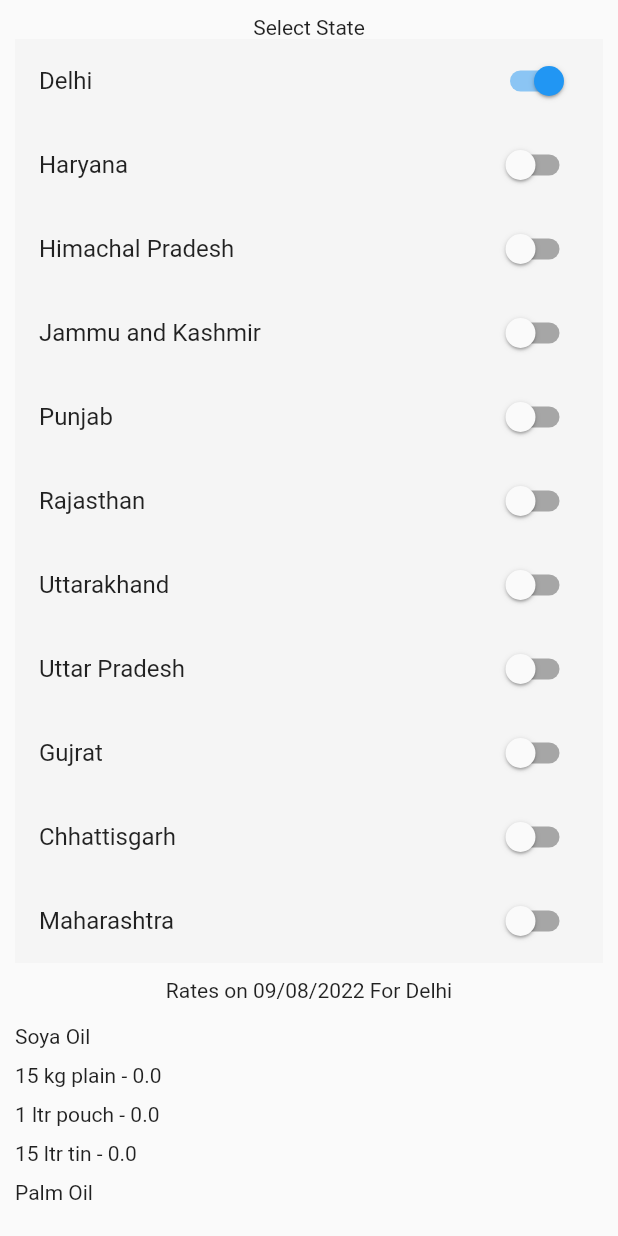
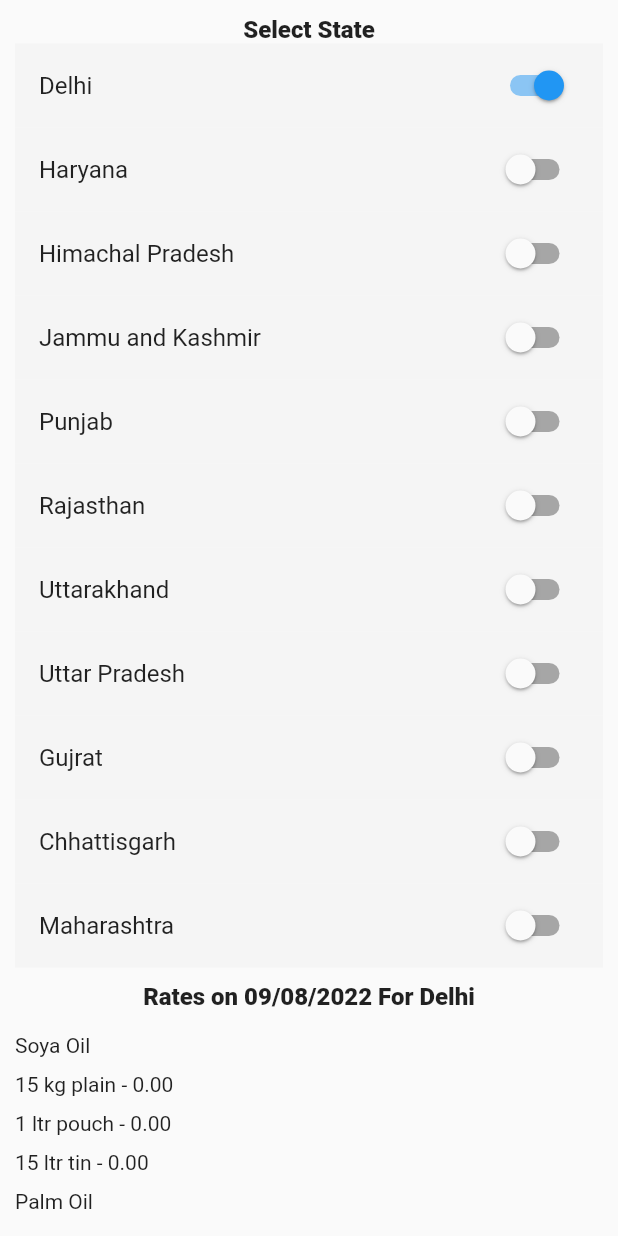
Before and after one commit to piush-terminalwitchcraft/Cost-sheet-application, a Flutter app: the Result screen opened by its route, on a phone screen of 412 x 824 dp. Run offline on Flutter 3.47's test engine with Material 2 defaults, Android fonts, the phone set to English and light mode, and no system bars; our stand-ins replace cloud_firestore, firebase_core, google_fonts; accounts and stored records are empty.

Commit message:
Improved UI and remove redundant packages

```diff
--- a/lib/Result.dart
+++ b/lib/Result.dart
@@ -5,7 +5,6 @@ import 'package:firebase_core/firebase_core.dart';
 import 'package:flutter/material.dart';
 import 'package:google_fonts/google_fonts.dart';
 import 'package:intl/intl.dart';
-import 'package:pluto_grid/pluto_grid.dart';
 
 class Result extends StatefulWidget {
   const Result({Key? key}) : super(key: key);
@@ -22,6 +21,8 @@ class _ResultState extends State<Result> {
   double Palm15ltr_ = 0, KGMustard15ltr_ = 0, Soya15ltr_ = 0, EMustard15ltr_ = 0;
   double Palm15ltrTin = 0, KGMustard15ltrTin = 0, Soya15ltrTin = 0, EMustard15ltrTin = 0;
   double Palm1ltrPouch = 0, KGMustard1ltrPouch = 0, Soya1ltrPouch = 0, EMustard1ltrPouch = 0;
+  List<String> place =
+  ['Delhi','Haryana','Himachal Pradesh','Jammu And Kashmir','Punjab','Rajasthan','Uttarakhand','Uttar Pradesh','Gujrat','Chhattisgarh','Maharashtra'];
 
   refreshRates() {
       Palm15ltr = Palm15ltr_+ 15*rates[getidx()] + 116 + 1.65 + 0.7 + 4.72 + 1 + 8 + 2;
@@ -38,6 +39,7 @@ class _ResultState extends State<Result> {
   void initState() {
     super.initState();
     users.doc('VdD1KmsYSvjhVDyx0RYw').get().then((data){
+      setState(() {
         rates[0] =  data['Delhi'];
         rates[1] =  data['Haryana'];
         rates[2] =  data['Himachal Pradesh'];
@@ -59,10 +61,10 @@ class _ResultState extends State<Result> {
         Soya15ltr = Soya15ltr_ + 15*rates[getidx()] + 116 + 1.65 + 0.7 + 4.72 + 1 + 8 + 2;
         EMustard15ltr = EMustard15ltr_ + 15*rates[getidx()] + 111 + 0.7 + 4.13 + 1 + 8 + 2;
 
-      Palm15ltrTin = data['Palm15ltrTin'];
-      KGMustard15ltrTin = data['KGMustard15ltrTin'];
-      Soya15ltrTin = data['Soya15ltrTin'];
-      EMustard15ltrTin = data['EMustard15ltrTin'];
+        Palm15ltrTin = data['Palm15ltrTin'] + 116 + 1.65 + 0.7 + 4.72 + 1 + 8 + 2 ;
+        KGMustard15ltrTin = data['KGMustard15ltrTin'] + 111 + 0.7 + 4.13 + 1 + 8 + 2;
+        Soya15ltrTin = data['Soya15ltrTin'] + 116 + 1.65 + 0.7 + 4.72 + 1 + 8 + 2;
+        EMustard15ltrTin = data['EMustard15ltrTin'] + 111 + 0.7 + 4.13 + 1 + 8 + 2;
 
         Palm1ltrPouch = data['Palm1ltrPouch'] + 1.90 + 1.76 + 0.08 + 0.25 + 0.17;
         KGMustard1ltrPouch = data['KGMustard1ltrPouch'] + 1.95 + 1.76 + 0.08 + 0.25 + 0.17;
@@ -73,6 +75,7 @@ class _ResultState extends State<Result> {
         KGMustard15ltr += KGMustard15ltr*1.5/100;
         Soya15ltr += Soya15ltr*1.5/100;
         EMustard15ltr += EMustard15ltr*1.5/100;
+        print(Soya15ltr);
 
         Palm15ltrTin += Palm15ltrTin*1.5/100;
         KGMustard15ltrTin += KGMustard15ltrTin*1.5/100;
@@ -83,18 +86,13 @@ class _ResultState extends State<Result> {
         KGMustard1ltrPouch += KGMustard1ltrPouch*1.5/100;
         Soya1ltrPouch += Soya1ltrPouch*1.5/100;
         EMustard1ltrPouch += EMustard1ltrPouch*1.5/100;
-      print(Soya15ltr);
-      print(Soya15ltrTin);
-      print(Soya1ltrPouch);
+      });
 
     }).catchError((err){
       print(err);
-    })
-
-    ;
+    });
 
   }
-
 
   @override
   Widget build(BuildContext context) {
@@ -104,7 +102,14 @@ class _ResultState extends State<Result> {
         child: SingleChildScrollView(
           child: Column(
             children: [
-              Text("Select State"),
+              Text(
+                "Select State",
+                style: TextStyle(
+                  fontWeight: FontWeight.w800,
+                  fontSize: 16,
+                ),
+
+              ),
               SwitchListTile(
                 value: chk[0],
                 onChanged: (newValue) =>{
@@ -240,7 +245,11 @@ class _ResultState extends State<Result> {
 
               Container(
                 margin: EdgeInsets.symmetric(vertical: 10),
-                child: Text("Rates on ${DateFormat('dd/MM/yyyy').format(DateTime.now())} For Delhi"),
+                child: Text("Rates on ${DateFormat('dd/MM/yyyy').format(DateTime.now())} For ${place[getidx()]}",
+                style: TextStyle(
+                  fontWeight: FontWeight.w800,
+                  fontSize: 16,
+                ),),
               ),
 
               Container(
@@ -250,17 +259,17 @@ class _ResultState extends State<Result> {
               ),
               Container(
                 margin: EdgeInsets.symmetric(vertical: 5),
-                child: Text("15 kg plain - $Soya15ltr"),
+                child: Text("15 kg plain - ${(Soya15ltr).toStringAsFixed(2)}"),
                 alignment: Alignment.centerLeft,
               ),
               Container(
                 margin: EdgeInsets.symmetric(vertical: 5),
-                child: Text("1 ltr pouch - $Soya1ltrPouch"),
+                child: Text("1 ltr pouch - ${Soya1ltrPouch.toStringAsFixed(2)}"),
                 alignment: Alignment.centerLeft,
               ),
               Container(
                 margin: EdgeInsets.symmetric(vertical: 5),
-                child: Text("15 ltr tin - $Soya15ltrTin"),
+                child: Text("15 ltr tin - ${Soya15ltrTin.toStringAsFixed(2)}"),
                 alignment: Alignment.centerLeft,
               ),
 
@@ -271,17 +280,17 @@ class _ResultState extends State<Result> {
               ),
               Container(
                 margin: EdgeInsets.symmetric(vertical: 5),
-                child: Text("15 kg plain - $Palm15ltr"),
+                child: Text("15 kg plain - ${Palm15ltr.toStringAsFixed(2)}"),
                 alignment: Alignment.centerLeft,
               ),
               Container(
                 margin: EdgeInsets.symmetric(vertical: 5),
-                child: Text("1 ltr pouch - $Palm1ltrPouch"),
+                child: Text("1 ltr pouch - ${Palm1ltrPouch.toStringAsFixed(2)}"),
                 alignment: Alignment.centerLeft,
               ),
               Container(
                 margin: EdgeInsets.symmetric(vertical: 5),
-                child: Text("15 ltr tin - $Palm15ltrTin"),
+                child: Text("15 ltr tin - ${Palm15ltrTin.toStringAsFixed(2)}"),
                 alignment: Alignment.centerLeft,
               ),
 
@@ -292,17 +301,17 @@ class _ResultState extends State<Result> {
               ),
               Container(
                 margin: EdgeInsets.symmetric(vertical: 5),
-                child: Text("15 kg plain - $EMustard15ltr"),
+                child: Text("15 kg plain - ${EMustard15ltr.toStringAsFixed(2)}"),
                 alignment: Alignment.centerLeft,
               ),
               Container(
                 margin: EdgeInsets.symmetric(vertical: 5),
-                child: Text("1 ltr pouch - $EMustard1ltrPouch"),
+                child: Text("1 ltr pouch - ${EMustard1ltrPouch.toStringAsFixed(2)}"),
                 alignment: Alignment.centerLeft,
               ),
               Container(
                 margin: EdgeInsets.symmetric(vertical: 5),
-                child: Text("15 ltr tin - $EMustard15ltrTin"),
+                child: Text("15 ltr tin - ${EMustard15ltrTin.toStringAsFixed(2)}"),
                 alignment: Alignment.centerLeft,
               ),
 
@@ -313,23 +322,29 @@ class _ResultState extends State<Result> {
               ),
               Container(
                 margin: EdgeInsets.symmetric(vertical: 5),
-                child: Text("15 kg plain - $KGMustard15ltr"),
+                child: Text("15 kg plain - ${KGMustard15ltr.toStringAsFixed(2)}"),
                 alignment: Alignment.centerLeft,
               ),
               Container(
                 margin: EdgeInsets.symmetric(vertical: 5),
-                child: Text("1 ltr pouch - $KGMustard1ltrPouch"),
+                child: Text("1 ltr pouch - ${KGMustard1ltrPouch.toStringAsFixed(2)}"),
                 alignment: Alignment.centerLeft,
               ),
               Container(
-                margin: EdgeInsets.symmetric(vertical: 5),
-                child: Text("15 ltr tin - $KGMustard15ltrTin"),
+                margin: EdgeInsets.symmetric(vertical: 10),
+                child: Text("15 ltr tin - ${KGMustard15ltrTin.toStringAsFixed(2)}"),
                 alignment: Alignment.centerLeft,
               ),
 
-              Container(
-                margin: EdgeInsets.symmetric(vertical: 10),
-                child: Text("Take ScreenShot"),
+              ElevatedButton(
+                child: Text("Take ScreenShot",style: TextStyle(
+                  fontWeight: FontWeight.w800,
+                  fontSize: 16,
+                ),
+                ),
+                onPressed: ((){
+
+                }),
               )
 
             ],
--- a/lib/main.dart
+++ b/lib/main.dart
@@ -23,7 +23,6 @@ class MyApp extends StatelessWidget{
     return MaterialApp(
       theme: ThemeData(
       primarySwatch: Colors.blue,
-      // scaffoldBackgroundColor: , //<-- SEE HERE
     ),
       routes: {
         "/": ((context) => HomePageWidget()),
```
Also changed, not shown: pubspec.yaml (+0 -9 lines), pubspec.lock. Lines whose indentation alone changed are shown as unchanged.
